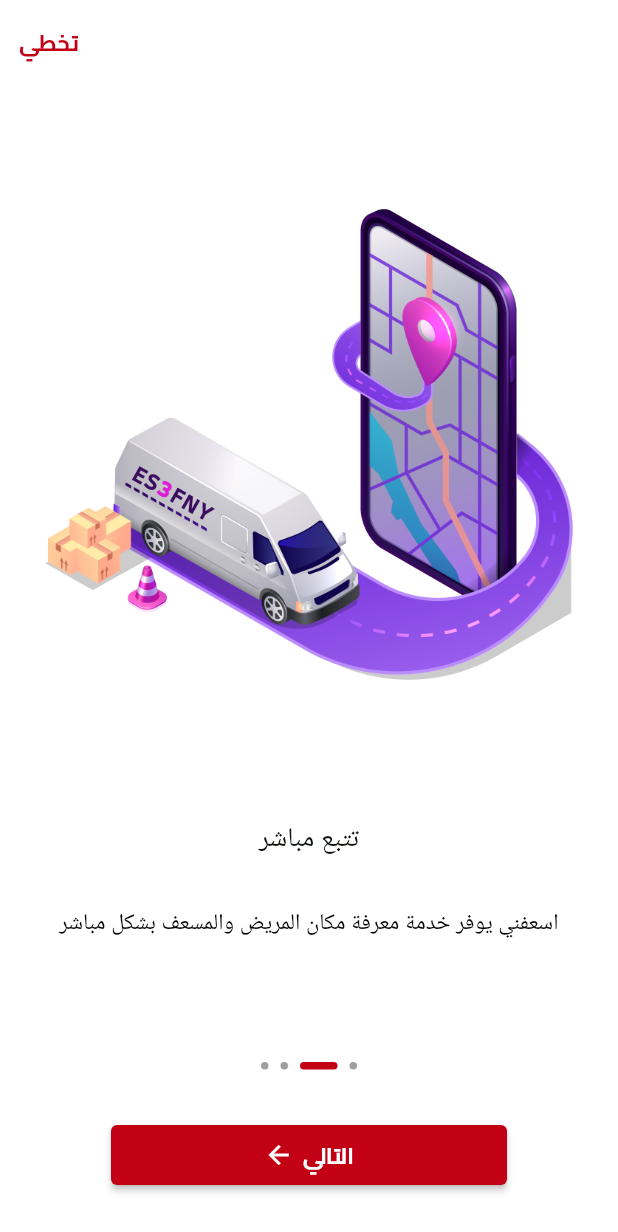
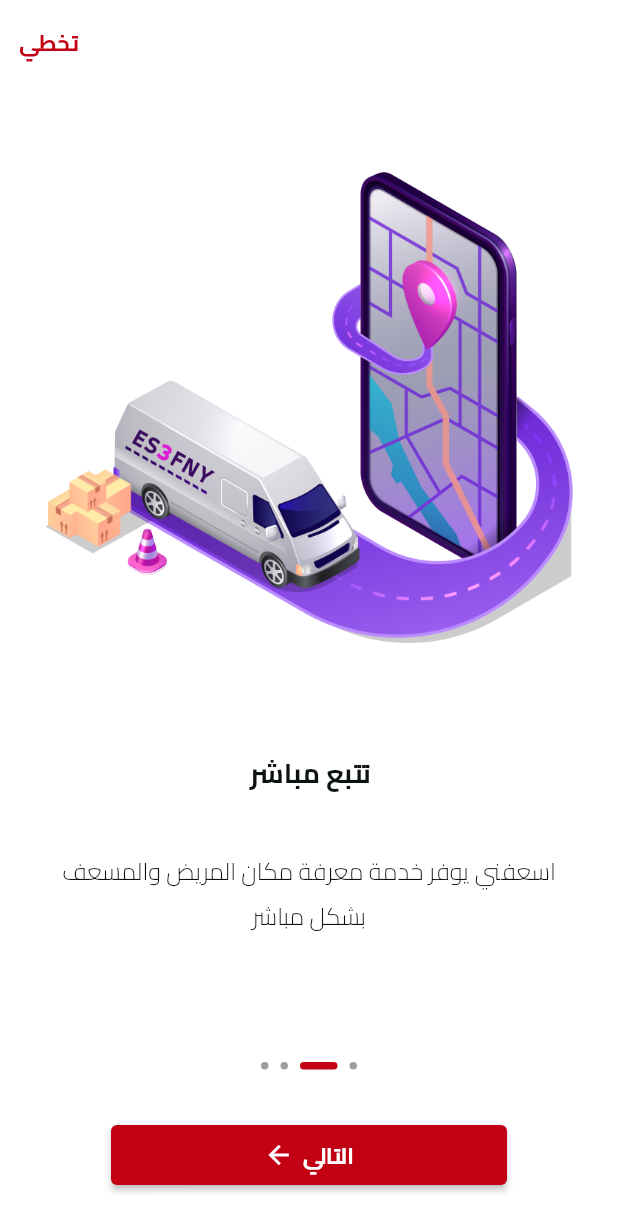
Before and after one commit to kareemhamed4/es3fny_user_app, a Flutter app: the screen it shows after launch, swiped to page 2, on a phone screen of 412 x 824 dp. Shown: the top 1232 px of the screen. Run offline on Flutter 3.47's test engine with Material 2 defaults, Android fonts, the phone set to English and light mode, and no system bars; drawn by our look-alikes of smooth_page_indicator; our stand-ins replace fluentui_system_icons, flutter_bloc, flutter_markdown, flutter_svg, fluttertoast, hexcolor and 3 more; Roboto replaces fonts that are missing (kareemR).

Commit message:
Edit Logic by Kareem

```diff
--- a/lib/modules/on_boarding/on_boarding_screen.dart
+++ b/lib/modules/on_boarding/on_boarding_screen.dart
@@ -29,7 +29,7 @@ class OnBoardingScreen extends StatefulWidget {
 class _OnBoardingScreenState extends State<OnBoardingScreen> {
   List<BoardingModel> boarding = [
     BoardingModel(
-      image: 'assets/images/applogo.png',
+      image: 'assets/images/applogonight.png',
       header: 'اسعفني',
       body: 'نقرة واحدة يمكن أن تنقذ حياتك!',
     ),
@@ -151,7 +151,7 @@ Widget buildPageViewScreen({
         ),
         Text(
           model.header,
-          style: Theme.of(context).textTheme.headline5!.copyWith(fontSize: 18),
+          style: Theme.of(context).textTheme.bodyText2!.copyWith(fontSize: 18),
         ),
         SizedBox(
           height: size.height * 0.04,
@@ -159,7 +159,7 @@ Widget buildPageViewScreen({
         Text(
           model.body,
           textAlign: TextAlign.center,
-          style: Theme.of(context).textTheme.subtitle2,
+          style: Theme.of(context).textTheme.subtitle1,
         ),
         SizedBox(
           height: size.height * 0.1,
--- a/lib/shared/components/components.dart
+++ b/lib/shared/components/components.dart
@@ -40,7 +40,7 @@ Widget myTextFormField({
       style: Theme.of(context).textTheme.bodyText2!.copyWith(fontSize: 18,fontFamily: "FinalR"),
       decoration: InputDecoration(
         hintText: hint ?? '',
-        contentPadding: const EdgeInsets.symmetric(horizontal: 8),
+        contentPadding: const EdgeInsets.symmetric(horizontal: 16),
         border: OutlineInputBorder(
           borderRadius: BorderRadius.circular(5),
           borderSide: BorderSide(
@@ -242,7 +242,7 @@ Widget phoneTextFormField({
       ],
       style: Theme.of(context).textTheme.bodyText2!.copyWith(fontSize: 18,fontFamily: "FinalR"),
       decoration: InputDecoration(
-        contentPadding: const EdgeInsets.symmetric(horizontal: 8),
+        contentPadding: const EdgeInsets.symmetric(horizontal: 16),
         border: OutlineInputBorder(
           borderRadius: BorderRadius.circular(5),
           borderSide: BorderSide(
--- a/lib/shared/styles/themes.dart
+++ b/lib/shared/styles/themes.dart
@@ -39,7 +39,7 @@ ThemeData lightTheme = ThemeData(
 );
 
 ThemeData darkTheme = ThemeData(
-  cardColor: myFavColor10.withOpacity(0.5),
+  cardColor: myFavColor2.withOpacity(0.5),
   scaffoldBackgroundColor: myFavColor10,
   colorScheme: ColorScheme.fromSwatch().copyWith(
       primary: myFavColor6
@@ -55,14 +55,14 @@ ThemeData darkTheme = ThemeData(
     ),
     elevation: 0,
   ),
-  textTheme: TextTheme(
-    bodyText1: TextStyle(fontFamily: "FinalR",color: myFavColor7,fontSize: 14),
-    bodyText2: TextStyle(fontFamily: "FinalB",color: myFavColor7),
-    subtitle1: TextStyle(fontFamily: "FinalL",color: myFavColor7,fontSize: 16),
-    headline5: TextStyle(fontFamily: "FinalR",color: myFavColor7),
-    headline6: TextStyle(fontFamily: "FinalB",color: myFavColor7),
-    caption: TextStyle(fontFamily: "FinalB",color: myFavColor2),
-    button: const TextStyle(fontFamily: "FinalB",color: Colors.white),
+  textTheme: const TextTheme(
+    bodyText1: TextStyle(fontFamily: "FinalR",color: Colors.white,fontSize: 14),
+    bodyText2: TextStyle(fontFamily: "FinalB",color: Colors.white),
+    subtitle1: TextStyle(fontFamily: "FinalL",color: Colors.white,fontSize: 16),
+    headline5: TextStyle(fontFamily: "FinalR",color: Colors.white),
+    headline6: TextStyle(fontFamily: "FinalB",color: Colors.white),
+    caption: TextStyle(fontFamily: "FinalB",color: Colors.grey),
+    button: TextStyle(fontFamily: "FinalB",color: Colors.white),
   ),
   bottomNavigationBarTheme: BottomNavigationBarThemeData(
     backgroundColor: myFavColor10,
```
Also changed, not shown: assets/images/applogonight.png (added).
